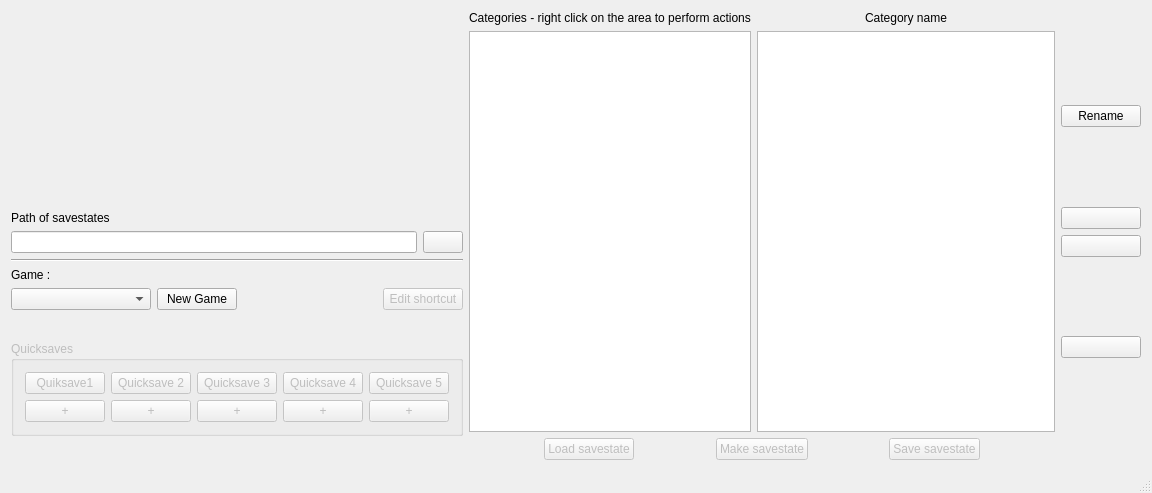
Above: savestate2snesw.ui from Skarsnik/Savestate2snes before the change. Below: the same form after it.
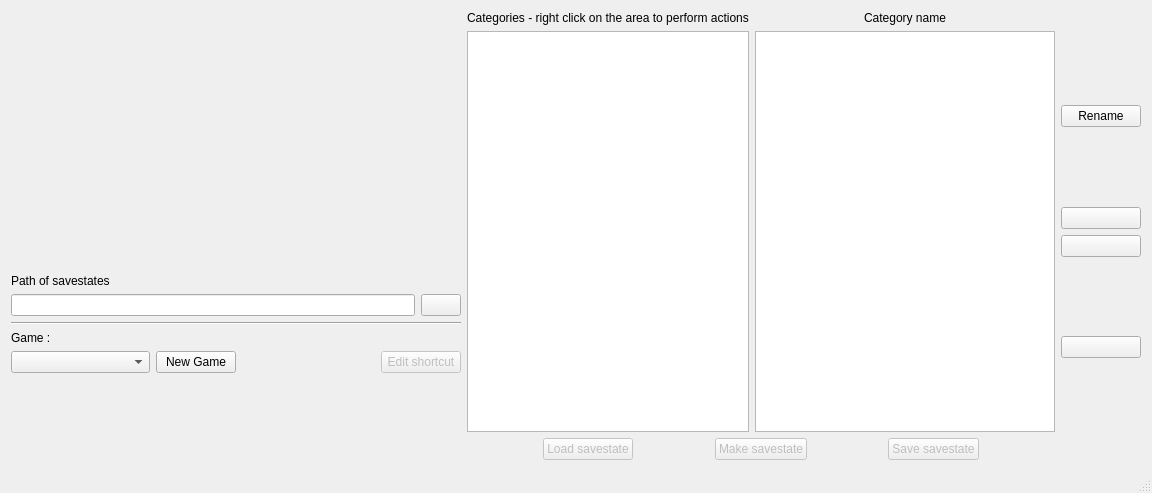
That is the form after the change. Custom widgets are drawn as their Qt base class.

What changed in the file:
```diff
--- a/savestate2snesw.ui
+++ b/savestate2snesw.ui
@@ -177,127 +177,6 @@
         </property>
        </spacer>
       </item>
-      <item>
-       <widget class="QGroupBox" name="groupBox_2">
-        <property name="enabled">
-         <bool>false</bool>
-        </property>
-        <property name="sizePolicy">
-         <sizepolicy hsizetype="Preferred" vsizetype="Expanding">
-          <horstretch>0</horstretch>
-          <verstretch>0</verstretch>
-         </sizepolicy>
-        </property>
-        <property name="title">
-         <string>Quicksaves</string>
-        </property>
-        <layout class="QHBoxLayout" name="horizontalLayout_5">
-         <item>
-          <layout class="QVBoxLayout" name="verticalLayout_5">
-           <item>
-            <widget class="QPushButton" name="pushButton">
-             <property name="text">
-              <string>Quiksave1</string>
-             </property>
-            </widget>
-           </item>
-           <item>
-            <widget class="QPushButton" name="pushButton_7">
-             <property name="text">
-              <string>+</string>
-             </property>
-            </widget>
-           </item>
-          </layout>
-         </item>
-         <item>
-          <layout class="QVBoxLayout" name="verticalLayout_6">
-           <item>
-            <widget class="QPushButton" name="pushButton_3">
-             <property name="text">
-              <string>Quicksave 2</string>
-             </property>
-            </widget>
-           </item>
-           <item>
-            <widget class="QPushButton" name="pushButton_8">
-             <property name="text">
-              <string>+</string>
-             </property>
-            </widget>
-           </item>
-          </layout>
-         </item>
-         <item>
-          <layout class="QVBoxLayout" name="verticalLayout_7">
-           <item>
-            <widget class="QPushButton" name="pushButton_4">
-             <property name="text">
-              <string>Quicksave 3</string>
-             </property>
-            </widget>
-           </item>
-           <item>
-            <widget class="QPushButton" name="pushButton_9">
-             <property name="text">
-              <string>+</string>
-             </property>
-            </widget>
-           </item>
-          </layout>
-         </item>
-         <item>
-          <layout class="QVBoxLayout" name="verticalLayout_8">
-           <item>
-            <widget class="QPushButton" name="pushButton_5">
-             <property name="text">
-              <string>Quicksave 4</string>
-             </property>
-            </widget>
-           </item>
-           <item>
-            <widget class="QPushButton" name="pushButton_10">
-             <property name="text">
-              <string>+</string>
-             </property>
-            </widget>
-           </item>
-          </layout>
-         </item>
-         <item>
-          <layout class="QVBoxLayout" name="verticalLayout_9">
-           <item>
-            <widget class="QPushButton" name="pushButton_6">
-             <property name="text">
-              <string>Quicksave 5</string>
-             </property>
-            </widget>
-           </item>
-           <item>
-            <widget class="QPushButton" name="pushButton_11">
-             <property name="text">
-              <string>+</string>
-             </property>
-            </widget>
-           </item>
-          </layout>
-         </item>
-        </layout>
-       </widget>
-      </item>
-      <item>
-       <spacer name="verticalSpacer_5">
-        <property name="orientation">
-         <enum>Qt::Vertical</enum>
-        </property>
-        <property name="sizeHint" stdset="0">
-         <size>
-          <width>20</width>
-          <height>40</height>
-         </size>
-        </property>
-       </spacer>
-      </item>
      </layout>
     </item>
     <item>
```
